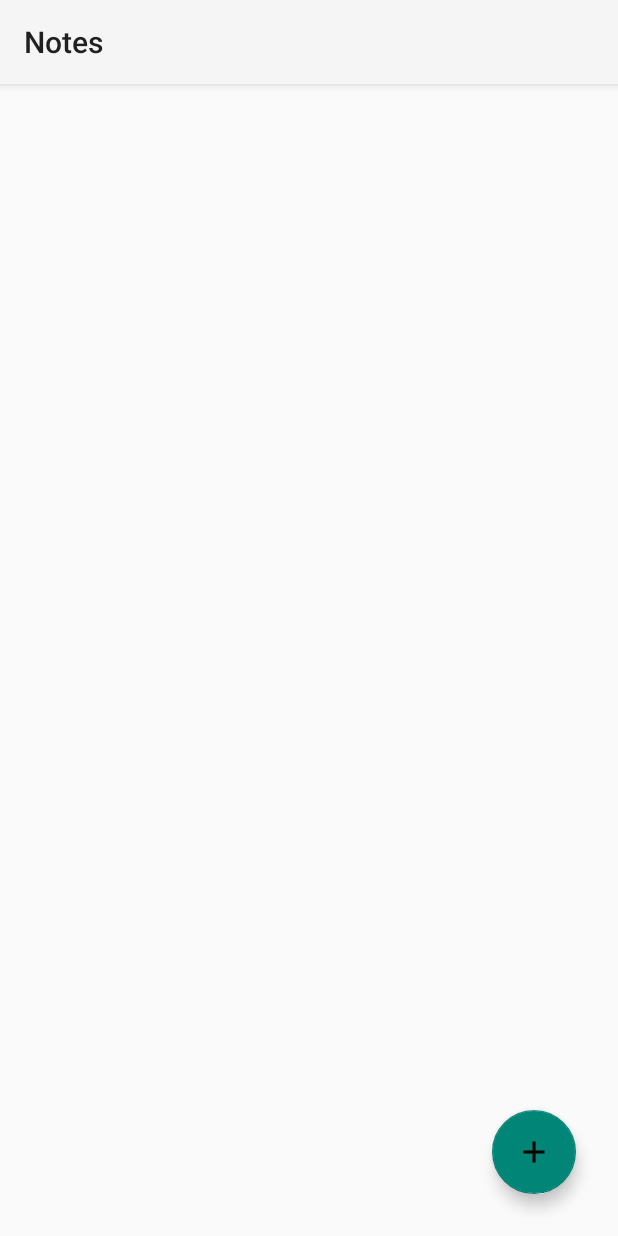
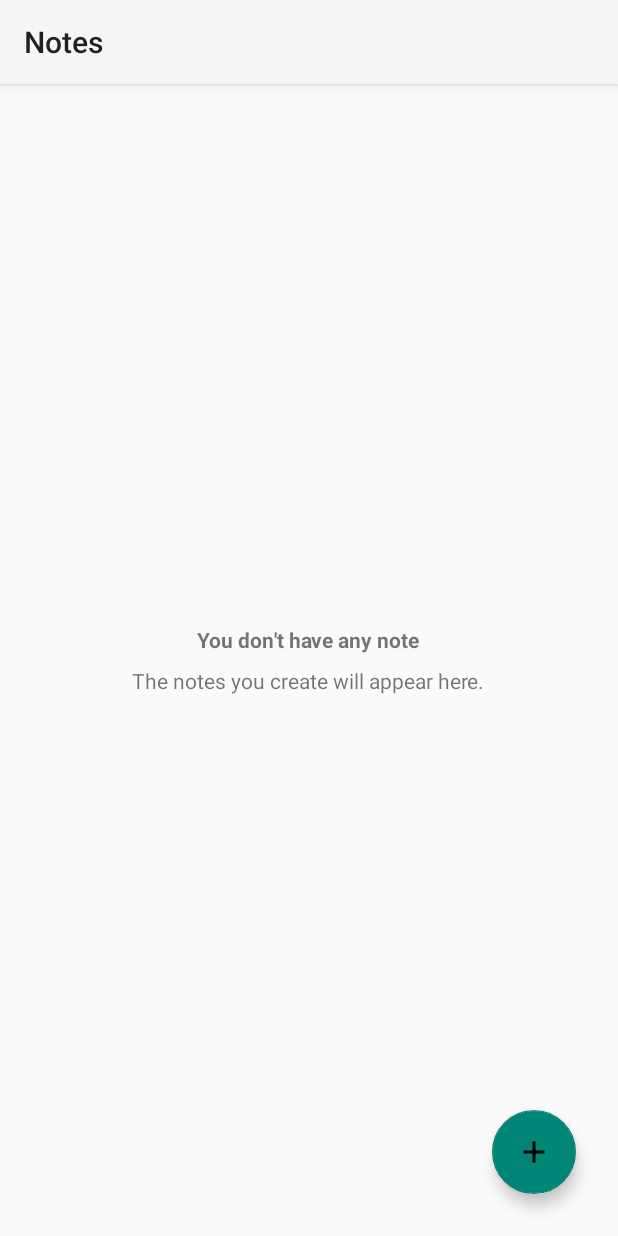
Before and after one commit to thiagocontelli/notes, an Android app: the screen it shows after launch (MainActivity), on a phone screen of 412 x 824 dp. Run offline under Robolectric (Android 15) with nearby library versions, the phone set to English and light mode, and no system bars; our stand-ins replace Dagger/Hilt's generated code, Room's generated code.

Commit message:
feat: add a message when the note list is empty

```diff
--- a/app/src/main/java/com/thiagocontelli/notes/fragments/HomeFragment.kt
+++ b/app/src/main/java/com/thiagocontelli/notes/fragments/HomeFragment.kt
@@ -43,7 +43,12 @@ class HomeFragment : Fragment() {
         prepareNotesRecyclerView()
 
         viewModel.getAllNotes() { notes ->
-            notesAdapter.setNotes(notes)
+            if (notes.isNotEmpty()) {
+                binding.notesRv.visibility = View.VISIBLE
+                notesAdapter.setNotes(notes)
+            } else {
+                binding.emptyListMsg.visibility = View.VISIBLE
+            }
         }
 
         onClickNoteCard()
--- a/app/src/main/res/layout/fragment_home.xml
+++ b/app/src/main/res/layout/fragment_home.xml
@@ -8,8 +8,35 @@
 
     <androidx.recyclerview.widget.RecyclerView
         android:id="@+id/notes_rv"
+        android:visibility="gone"
         android:layout_width="match_parent"
         android:layout_height="match_parent" />
+
+    <LinearLayout
+        android:id="@+id/empty_list_msg"
+        android:layout_width="match_parent"
+        android:layout_height="wrap_content"
+        android:layout_gravity="center"
+        android:orientation="vertical"
+        android:visibility="gone">
+
+        <TextView
+            style="?attr/textAppearanceTitleLarge"
+            android:layout_width="wrap_content"
+            android:layout_height="wrap_content"
+            android:layout_gravity="center"
+            android:text="@string/you_don_t_have_any_note"
+            android:textStyle="bold" />
+
+        <TextView
+            style="?attr/textAppearanceBodyLarge"
+            android:layout_width="wrap_content"
+            android:layout_height="wrap_content"
+            android:layout_gravity="center"
+            android:layout_marginTop="8dp"
+            android:text="@string/the_notes_you_create_will_appear_here" />
+    </LinearLayout>
+
 
     <com.google.android.material.floatingactionbutton.FloatingActionButton
         android:id="@+id/floating_action_button"
--- a/app/src/main/res/values/strings.xml
+++ b/app/src/main/res/values/strings.xml
@@ -8,4 +8,6 @@
     <string name="delete_note">Delete Note</string>
     <string name="edit_note">Edit Note</string>
     <string name="add_new_note">Add new note</string>
+    <string name="you_don_t_have_any_note">You don\'t have any note</string>
+    <string name="the_notes_you_create_will_appear_here">The notes you create will appear here.</string>
 </resources>
```
